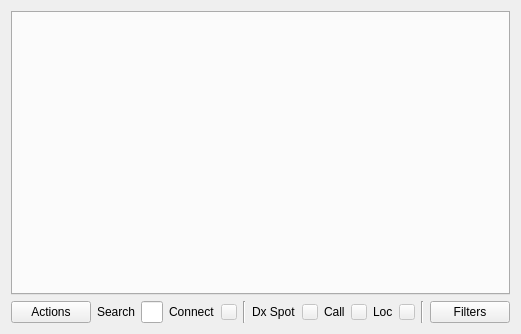
Above: mqt/MqtLogger/clusterclientframe.ui from Rsclub22/Minos2-Mirror before the change. Below: the same form after it.
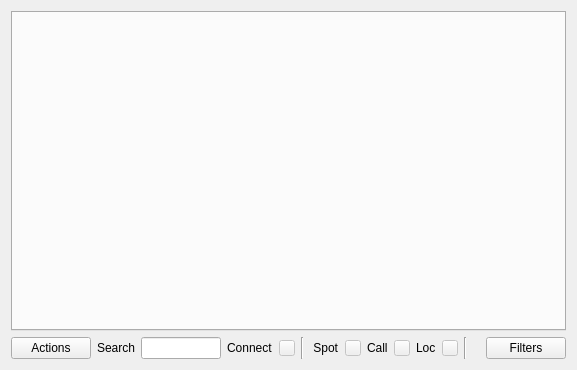
That is the form after the change. Custom widgets are drawn as their Qt base class.

The edit to the form file:
```diff
--- a/mqt/MqtLogger/clusterclientframe.ui
+++ b/mqt/MqtLogger/clusterclientframe.ui
@@ -6,14 +6,14 @@
    <rect>
     <x>0</x>
     <y>0</y>
-    <width>503</width>
-    <height>334</height>
+    <width>577</width>
+    <height>370</height>
    </rect>
   </property>
   <property name="windowTitle">
    <string>Frame</string>
   </property>
-  <layout class="QVBoxLayout" name="verticalLayout_2">
+  <layout class="QVBoxLayout" name="verticalLayout">
    <item>
     <widget class="QLogTabWidget" name="dxSpotTab">
      <property name="currentIndex">
@@ -22,8 +22,6 @@
     </widget>
    </item>
    <item>
-    <layout class="QVBoxLayout" name="verticalLayout">
-     <item>
       <layout class="QHBoxLayout" name="horizontalLayout">
        <item>
         <widget class="QPushButton" name="actionsButton">
@@ -85,7 +83,7 @@
          <item>
           <widget class="QLabel" name="label_4">
            <property name="text">
-            <string>Dx Spot</string>
+          <string> Spot</string>
            </property>
           </widget>
          </item>
@@ -179,8 +177,6 @@
           <string>Filters</string>
          </property>
         </widget>
-       </item>
-      </layout>
      </item>
     </layout>
    </item>
```
Lines whose indentation alone changed are shown as unchanged.
